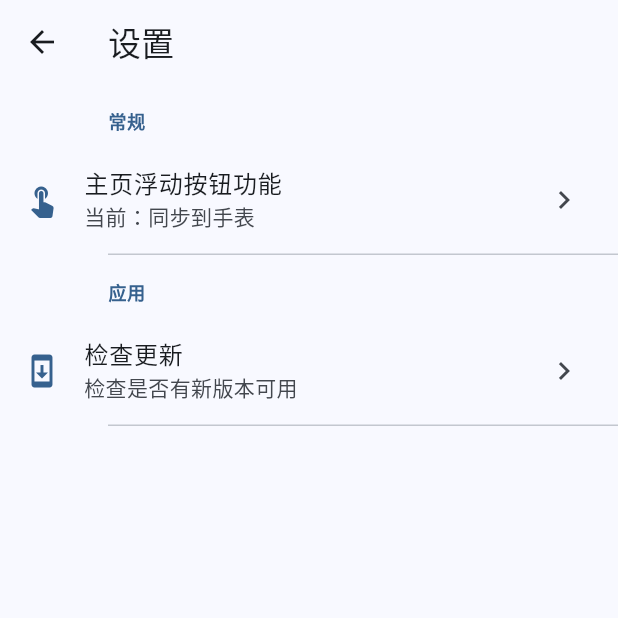
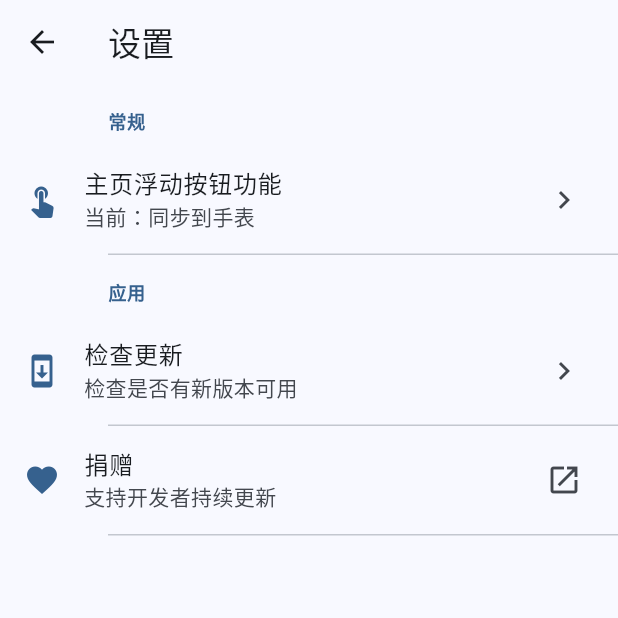
Before and after one commit to zaona/simple-weather-syncer, a Flutter app: the SettingsPage screen opened directly, on a phone screen of 412 x 824 dp, the top half of it. Run offline on Flutter 3.47's test engine with Material 3 defaults, Android fonts, the phone set to English and light mode, and no system bars; drawn by our look-alikes of dynamic_color; our stand-ins replace flutter_dotenv, geolocator, package_info_plus, permission_handler, shared_preferences; accounts and stored records are empty; network calls fail.

Commit message:
feat: 添加捐赠快捷跳转

```diff
--- a/lib/settings_page.dart
+++ b/lib/settings_page.dart
@@ -1,4 +1,5 @@
 import 'package:flutter/material.dart';
+import 'package:url_launcher/url_launcher.dart';
 import 'settings_service.dart';
 import 'update_service.dart';
 import 'update_dialog.dart';
@@ -83,6 +84,33 @@ class _SettingsPageState extends State<SettingsPage> {
         message: '当前已是最新版本，无需更新',
         icon: Icons.check_circle,
         iconColor: Colors.green,
+      );
+    }
+  }
+
+  /// 打开捐赠页面
+  Future<void> _openDonationPage() async {
+    final Uri url = Uri.parse('https://afdian.com/a/zaona');
+
+    try {
+      if (await canLaunchUrl(url)) {
+        await launchUrl(url, mode: LaunchMode.externalApplication);
+      } else {
+        if (!mounted) return;
+        _showInfoDialog(
+          title: '无法打开链接',
+          message: '无法打开捐赠页面，请稍后重试',
+          icon: Icons.error_outline,
+          iconColor: Colors.red,
+        );
+      }
+    } catch (e) {
+      if (!mounted) return;
+      _showInfoDialog(
+        title: '打开失败',
+        message: '打开捐赠页面时出现错误：$e',
+        icon: Icons.error_outline,
+        iconColor: Colors.red,
       );
     }
   }
@@ -184,6 +212,23 @@ class _SettingsPageState extends State<SettingsPage> {
           ),
 
           const Divider(height: 1, indent: 72),
+
+          // 捐赠
+          ListTile(
+            leading: Icon(
+              Icons.favorite,
+              color: colorScheme.primary,
+            ),
+            title: const Text('捐赠'),
+            subtitle: const Text('支持开发者持续更新'),
+            trailing: Icon(
+              Icons.open_in_new,
+              color: colorScheme.onSurfaceVariant,
+            ),
+            onTap: _openDonationPage,
+          ),
+
+          const Divider(height: 1, indent: 72),
         ],
       ),
     );
```
